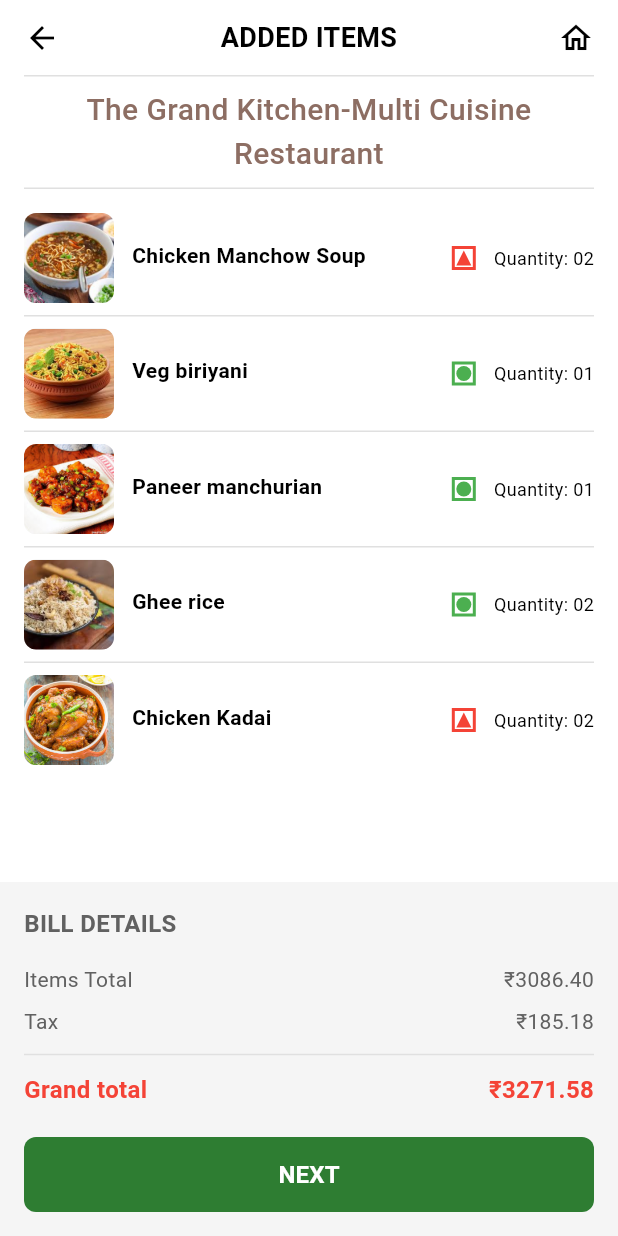
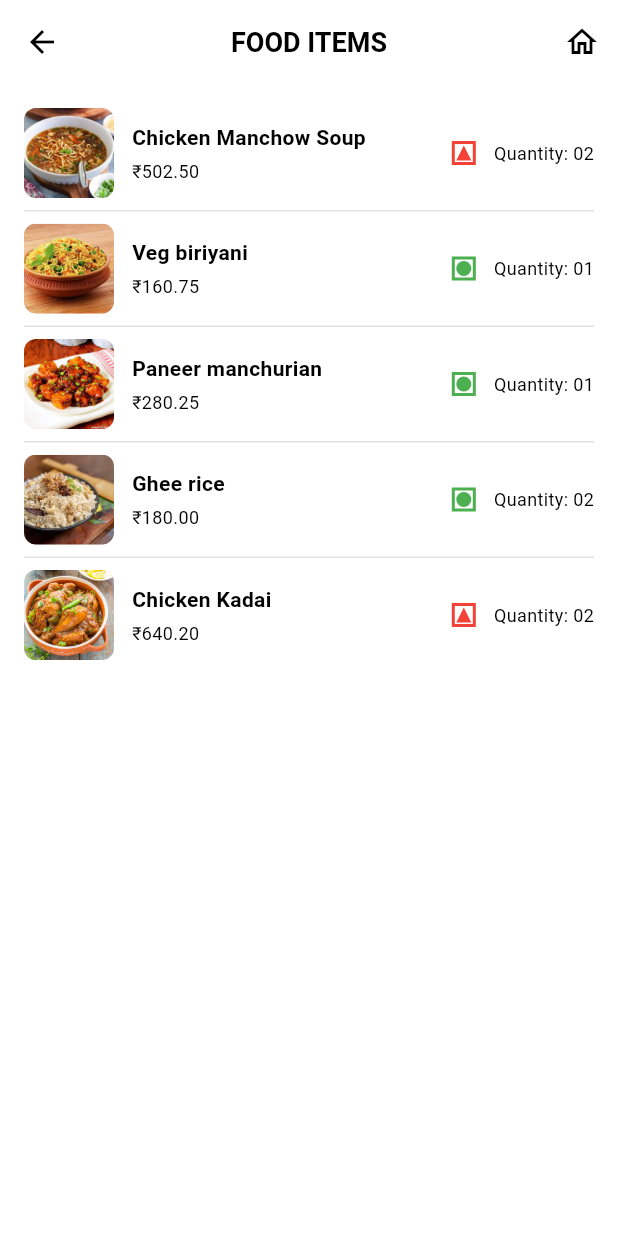
Before and after one commit to dhanyashreealva/flutterbloc, a Flutter app: the OrderSummaryPage screen opened by its route, after a tap on "View items", on a phone screen of 412 x 824 dp. Run offline on Flutter 3.47's test engine with Material 3 defaults, Android fonts, the phone set to English and light mode, and no system bars; our stand-ins replace equatable, flutter_bloc.

Commit message:
order summary and view items done

```diff
--- /dev/null
+++ b/my_app/lib/CartItemsPage.dart
@@ -0,0 +1,184 @@
+import 'package:flutter/material.dart';
+import 'package:flutter_bloc/flutter_bloc.dart';
+import 'cart_bloc.dart';
+import 'cart_state.dart';
+
+class CartItemsPage extends StatelessWidget {
+  @override
+  Widget build(BuildContext context) {
+    return BlocProvider.value(
+      value: context.read<CartBloc>(),
+      child: Scaffold(
+        backgroundColor: Colors.white,
+        appBar: AppBar(
+          backgroundColor: Colors.white,
+          elevation: 0,
+          leading: IconButton(
+            icon: Icon(Icons.arrow_back, color: Colors.black),
+            onPressed: () => Navigator.of(context).pop(),
+          ),
+          title: Text(
+            'FOOD ITEMS',
+            style: TextStyle(
+              color: Colors.black,
+              fontWeight: FontWeight.bold,
+              fontSize: 18,
+            ),
+          ),
+          centerTitle: true,
+          actions: [
+            IconButton(
+              icon: Icon(Icons.home_outlined, color: Colors.black),
+              onPressed: () => Navigator.of(context).pushNamedAndRemoveUntil('/', (route) => false),
+            ),
+          ],
+        ),
+        body: SafeArea(
+          child: BlocBuilder<CartBloc, CartState>(
+            builder: (context, state) {
+              if (state?.status == CartStatus.loading) {
+                return Center(
+                  child: CircularProgressIndicator(
+                    valueColor: AlwaysStoppedAnimation<Color>(Color(0xFF2E7D32)),
+                  ),
+                );
+              }
+              if (state?.status == CartStatus.failure) {
+                return Center(
+                  child: Text(state?.errorMessage ?? 'Failed to load cart items'),
+                );
+              }
+              if (state?.cartItems == null || state!.cartItems.isEmpty) {
+                return Center(
+                  child: Text('No items in cart'),
+                );
+              }
+              return ListView.separated(
+                padding: EdgeInsets.symmetric(horizontal: 16, vertical: 8),
+                itemCount: state.cartItems.length,
+                separatorBuilder: (context, index) => Divider(color: Colors.grey.shade300, height: 1),
+                itemBuilder: (context, index) {
+                  final item = state.cartItems[index];
+                  return _buildItemCard(item);
+                },
+              );
+            },
+          ),
+        ),
+      ),
+    );
+  }
+
+  Widget _buildItemCard(CartItem item) {
+    return Container(
+      padding: EdgeInsets.symmetric(vertical: 8),
+      child: Row(
+        children: [
+          // Food Image
+          Container(
+            width: 60,
+            height: 60,
+            decoration: BoxDecoration(
+              color: Colors.grey.shade200,
+              borderRadius: BorderRadius.circular(8),
+              image: DecorationImage(
+                image: AssetImage(item.imagePath),
+                fit: BoxFit.cover,
+              ),
+            ),
+          ),
+          SizedBox(width: 12),
+          // Item Details
+          Expanded(
+            child: Column(
+              crossAxisAlignment: CrossAxisAlignment.start,
+              children: [
+                Text(
+                  item.name,
+                  style: TextStyle(
+                    color: Colors.black,
+                    fontSize: 14,
+                    fontWeight: FontWeight.w600,
+                  ),
+                ),
+                SizedBox(height: 4),
+                Text(
+                  '₹${item.price.toStringAsFixed(2)}',
+                  style: TextStyle(
+                    color: Colors.black,
+                    fontSize: 12,
+                    fontWeight: FontWeight.w400,
+                  ),
+                ),
+              ],
+            ),
+          ),
+          // Veg/Non-Veg Indicator
+          item.isVeg
+              ? Container(
+                  width: 16,
+                  height: 16,
+                  decoration: BoxDecoration(
+                    shape: BoxShape.rectangle,
+                    border: Border.all(color: Colors.green, width: 2),
+                  ),
+                  child: Center(
+                    child: Container(
+                      width: 10,
+                      height: 10,
+                      decoration: BoxDecoration(
+                        color: Colors.green,
+                        shape: BoxShape.circle,
+                      ),
+                    ),
+                  ),
+                )
+              : Container(
+                  width: 16,
+                  height: 16,
+                  decoration: BoxDecoration(
+                    shape: BoxShape.rectangle,
+                    border: Border.all(color: Colors.red, width: 2),
+                  ),
+                  child: Center(
+                    child: CustomPaint(
+                      size: Size(10, 10),
+                      painter: _RedTrianglePainter(),
+                    ),
+                  ),
+                ),
+          SizedBox(width: 12),
+          // Quantity
+          Text(
+            'Quantity: ${item.quantity.toString().padLeft(2, '0')}',
+            style: TextStyle(
+              color: Colors.black,
+              fontSize: 12,
+              fontWeight: FontWeight.w400,
+            ),
+          ),
+        ],
+      ),
+    );
+  }
+}
+
+class _RedTrianglePainter extends CustomPainter {
+  @override
+  void paint(Canvas canvas, Size size) {
+    final paint = Paint()
+      ..color = Colors.red
+      ..style = PaintingStyle.fill;
+
+    final path = Path();
+    path.moveTo(size.width / 2, 0);
+    path.lineTo(size.width, size.height);
+    path.lineTo(0, size.height);
+    path.close();
+
+    canvas.drawPath(path, paint);
+  }
+
+  @override
+  bool shouldRepaint(covariant CustomPainter oldDelegate) => false;
+}
--- a/my_app/lib/CartPage.dart
+++ b/my_app/lib/CartPage.dart
@@ -229,15 +229,14 @@ class CartPage extends StatelessWidget {
                   ),
                 ),
                 SizedBox(height: 4),
-                // Removed price display as per user request
-                // Text(
-                //   '₹${item.price.toStringAsFixed(2)}',
-                //   style: TextStyle(
-                //     color: Colors.black,
-                //     fontSize: 12,
-                //     fontWeight: FontWeight.w400,
-                //   ),
-                // ),
+                Text(
+                  '₹${item.price.toStringAsFixed(2)}',
+                  style: TextStyle(
+                    color: Colors.black,
+                    fontSize: 12,
+                    fontWeight: FontWeight.w400,
+                  ),
+                ),
               ],
             ),
           ),
--- a/my_app/lib/OrderSummaryPage.dart
+++ b/my_app/lib/OrderSummaryPage.dart
@@ -238,7 +238,7 @@ class OrderSummaryPage extends StatelessWidget {
               ),
               GestureDetector(
                 onTap: () {
-                  Navigator.pushNamed(context, '/cart');
+                  Navigator.pushNamed(context, '/cartItems');
                 },
                 child: Text(
                   'View items',
--- a/my_app/lib/main.dart
+++ b/my_app/lib/main.dart
@@ -1,5 +1,6 @@
 import 'package:flutter/material.dart';
 import 'package:flutter_bloc/flutter_bloc.dart';
+import 'package:my_app/CartItemsPage.dart';
 import 'ReservationConfirmationPage.dart';
 import 'PaymentPage.dart';
 import 'OrderSummaryPage.dart';
@@ -39,6 +40,7 @@ class MyApp extends StatelessWidget {
           '/payment': (context) => PaymentPage(),
           '/orderSummary': (context) => OrderSummaryPage(),
           '/cart': (context) => CartPage(),
+          '/cartItems': (context) => CartItemsPage(),
         },
       ),
     );
```
